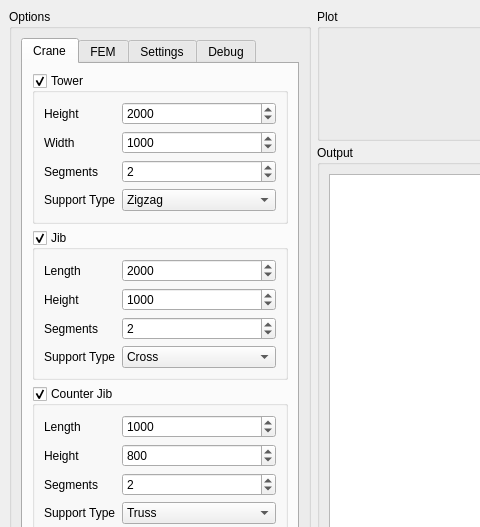
Old version of the form craneSimulator/gui/windows/mainwindow.ui in the repository castn/crane-simulator; both pictures show x 0 to 480 and y 0 to 527 of the 1022 by 1018 pixel window.
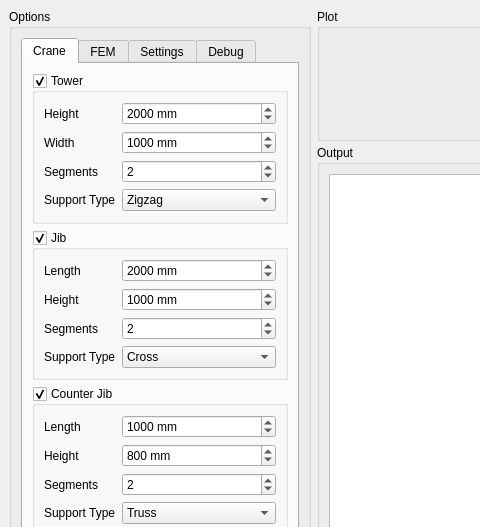
New version of the form.

Patch:
```diff
--- a/craneSimulator/gui/windows/mainwindow.ui
+++ b/craneSimulator/gui/windows/mainwindow.ui
@@ -62,11 +62,14 @@
                   </item>
                   <item row="0" column="1">
                    <widget class="QSpinBox" name="towerHeight_spinbox">
+                    <property name="suffix">
+                     <string> mm</string>
+                    </property>
                     <property name="minimum">
                      <number>1</number>
                     </property>
                     <property name="maximum">
-                     <number>10000</number>
+                     <number>1000000</number>
                     </property>
                     <property name="value">
                      <number>2000</number>
@@ -82,11 +85,14 @@
                   </item>
                   <item row="3" column="1">
                    <widget class="QSpinBox" name="towerWidth_spinbox">
+                    <property name="suffix">
+                     <string> mm</string>
+                    </property>
                     <property name="minimum">
                      <number>1</number>
                     </property>
                     <property name="maximum">
-                     <number>2000</number>
+                     <number>1000000</number>
                     </property>
                     <property name="value">
                      <number>1000</number>
@@ -171,11 +177,14 @@
                   </item>
                   <item row="0" column="1">
                    <widget class="QSpinBox" name="jibLength_spinBox">
+                    <property name="suffix">
+                     <string> mm</string>
+                    </property>
                     <property name="minimum">
                      <number>1</number>
                     </property>
                     <property name="maximum">
-                     <number>10000</number>
+                     <number>1000000</number>
                     </property>
                     <property name="value">
                      <number>2000</number>
@@ -191,11 +200,14 @@
                   </item>
                   <item row="3" column="1">
                    <widget class="QSpinBox" name="jibHeight_spinBox">
+                    <property name="suffix">
+                     <string> mm</string>
+                    </property>
                     <property name="minimum">
                      <number>1</number>
                     </property>
                     <property name="maximum">
-                     <number>2000</number>
+                     <number>1000000</number>
                     </property>
                     <property name="value">
                      <number>1000</number>
@@ -272,11 +284,14 @@
                   </item>
                   <item row="0" column="1">
                    <widget class="QSpinBox" name="counterJibLength_spinBox">
+                    <property name="suffix">
+                     <string> mm</string>
+                    </property>
                     <property name="minimum">
                      <number>1</number>
                     </property>
                     <property name="maximum">
-                     <number>10000</number>
+                     <number>1000000</number>
                     </property>
                     <property name="value">
                      <number>1000</number>
@@ -292,11 +307,14 @@
                   </item>
                   <item row="3" column="1">
                    <widget class="QSpinBox" name="counterJibHeight_spinBox">
+                    <property name="suffix">
+                     <string> mm</string>
+                    </property>
                     <property name="minimum">
                      <number>1</number>
                     </property>
                     <property name="maximum">
-                     <number>2000</number>
+                     <number>1000000</number>
                     </property>
                     <property name="value">
                      <number>800</number>
```
Left out of the diff: 13 changed lines with no effect on the pictures.
